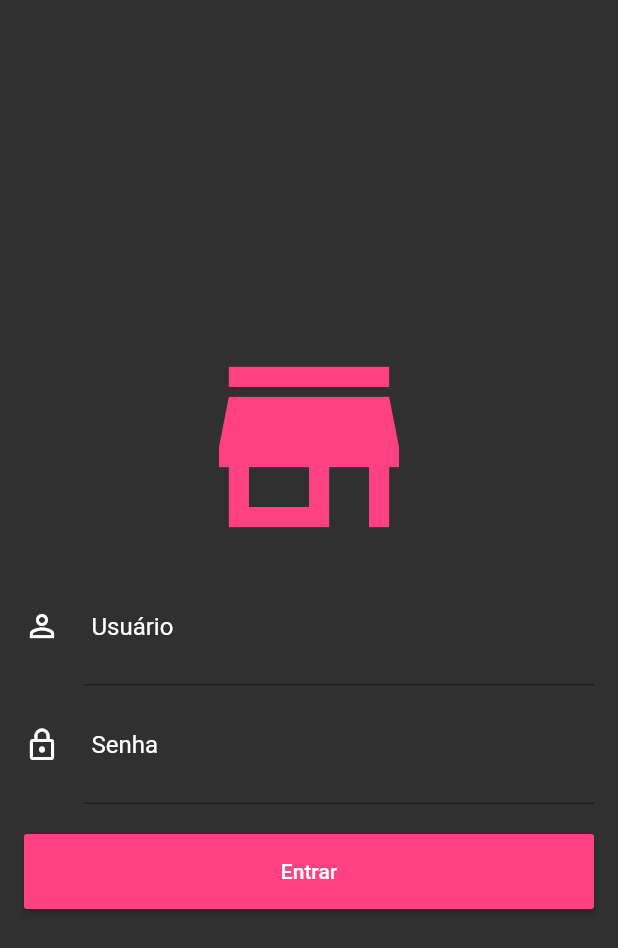
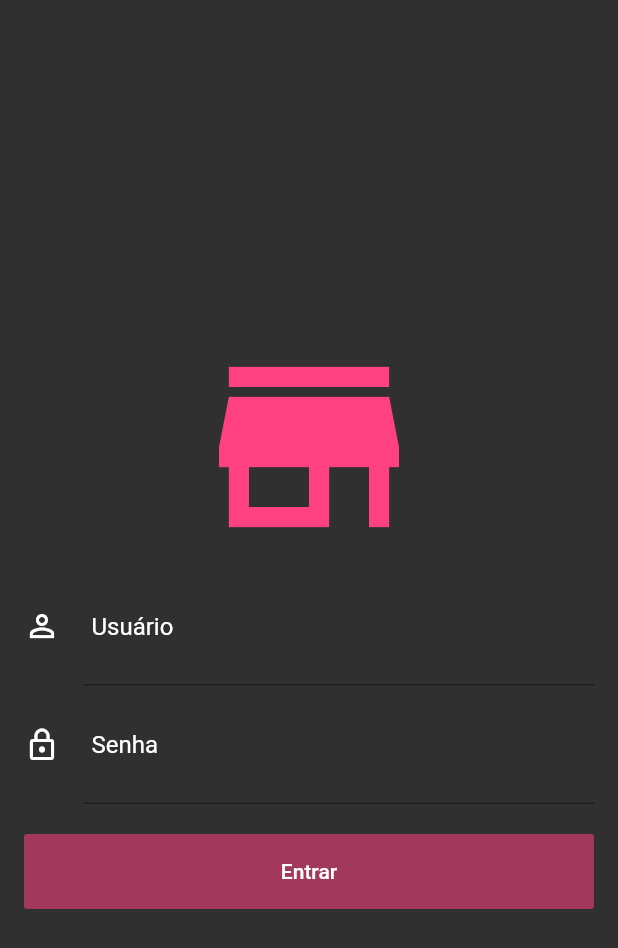
Before and after one commit to mateusFerrando/AndoridoFlutter, a Flutter app: the screen it shows after launch, on a phone screen of 412 x 824 dp. Shown: the top 948 px of the screen. Run offline on Flutter 3.47's test engine with Material 2 defaults, Android fonts, the phone set to English and light mode, and no system bars; our stand-ins replace carousel_pro, cloud_firestore, firebase_auth, firebase_storage, google_sign_in, image_picker and 5 more; missing offline and left inert: bloc_pattern, flutter_youtube; accounts and stored records are empty.

Commit message:
Implementada o BLOC e o validator do login

```diff
--- /dev/null
+++ b/loja_online/lib/blocs/login_bloc.dart
@@ -0,0 +1,27 @@
+import 'package:bloc_pattern/bloc_pattern.dart';
+import 'package:lojaonline/validators/login_validators.dart';
+import 'package:rxdart/rxdart.dart';
+
+class LoginBloc extends BlocBase with LoginValidators {
+  final _emailController = BehaviorSubject<String>();
+  final _passwordController = BehaviorSubject<String>();
+
+  Stream<String> get outEmail =>
+      _emailController.stream.transform(validateEmail);
+
+  Stream<String> get outPassword =>
+      _passwordController.stream.transform(validatePassword);
+
+  Stream<bool> get outSubmitValid =>
+      Observable.combineLatest2(outEmail, outPassword, (a, b) => true);
+
+  Function(String) get changeEmail => _emailController.sink.add;
+
+  Function(String) get changePassword => _passwordController.sink.add;
+
+  @override
+  void dispose() {
+    _emailController.close();
+    _passwordController.close();
+  }
+}
--- a/loja_online/lib/screens/login_screen.dart
+++ b/loja_online/lib/screens/login_screen.dart
@@ -1,4 +1,5 @@
 import 'package:flutter/material.dart';
+import 'package:lojaonline/blocs/login_bloc.dart';
 import 'package:lojaonline/widgets/input_field.dart';
 
 class LoginScreen extends StatefulWidget {
@@ -7,6 +8,8 @@ class LoginScreen extends StatefulWidget {
 }
 
 class _LoginScreenState extends State<LoginScreen> {
+  final _loginBloc = LoginBloc();
+
   @override
   Widget build(BuildContext context) {
     return Scaffold(
@@ -30,23 +33,33 @@ class _LoginScreenState extends State<LoginScreen> {
                       icon: Icons.person_outline,
                       hint: "Usuário",
                       obscure: false,
+                      stream: _loginBloc.outEmail,
+                      onChanged: _loginBloc.changeEmail,
                     ),
                     InputField(
                       icon: Icons.lock_outline,
                       hint: "Senha",
                       obscure: true,
+                      stream: _loginBloc.outPassword,
+                      onChanged: _loginBloc.changePassword,
                     ),
                     SizedBox(
                       height: 20,
                     ),
-                    SizedBox(
-                      height: 50,
-                      child: RaisedButton(
-                        color: Colors.pinkAccent,
-                        child: Text("Entrar"),
-                        textColor: Colors.white,
-                        onPressed: () {},
-                      ),
+                    StreamBuilder<bool>(
+                      stream: _loginBloc.outSubmitValid,
+                      builder: (context, snapshot) {
+                        return SizedBox(
+                            height: 50,
+                            child: RaisedButton(
+                              color: Colors.pinkAccent,
+                              child: Text("Entrar"),
+                              textColor: Colors.white,
+                              disabledColor: Colors.pinkAccent.withAlpha(140),
+                              disabledTextColor: Colors.white,
+                              onPressed: snapshot.hasData ? () {} : null,
+                            ));
+                      },
                     )
                   ],
                 ),
--- a/loja_online/lib/widgets/input_field.dart
+++ b/loja_online/lib/widgets/input_field.dart
@@ -4,12 +4,18 @@ class InputField extends StatelessWidget {
   final IconData icon;
   final String hint;
   final bool obscure;
+  final Stream<String> stream;
+  final Function(String) onChanged;
 
-  InputField({this.icon, this.hint, this.obscure});
+  InputField({this.icon, this.hint, this.obscure, this.stream, this.onChanged});
 
   @override
   Widget build(BuildContext context) {
+    return StreamBuilder<String>(
+      stream: stream,
+      builder: (context, snapshot) {
         return TextField(
+          onChanged: onChanged,
           decoration: InputDecoration(
               icon: Icon(
                 icon,
@@ -18,11 +24,14 @@ class InputField extends StatelessWidget {
               hintText: hint,
               contentPadding:
                   EdgeInsets.only(left: 5, right: 30, top: 30, bottom: 30),
+              errorText: snapshot.hasError ? snapshot.error:null,
               hintStyle: TextStyle(color: Colors.white),
               focusedBorder: UnderlineInputBorder(
                   borderSide: BorderSide(color: Colors.pinkAccent))),
           style: TextStyle(color: Colors.white),
           obscureText: obscure,
         );
+      },
+    );
   }
 }
--- a/loja_online/pubspec.yaml
+++ b/loja_online/pubspec.yaml
@@ -34,8 +34,8 @@ dependencies:
   image_picker: ^0.6.7+3
   image_cropper: ^1.2.3
   flutter_speed_dial: ^1.2.5
-  rxdart: ^0.24.1
-  bloc_pattern: ^2.5.1
+  rxdart: ^0.22.1
+  bloc_pattern: ^1.5.2
   shimmer: ^1.1.1
 
 dev_dependencies:
```
Also changed, not shown: loja_online/lib/validators/login_validators.dart (added, +21 -0 lines), loja_online/pubspec.lock. Lines whose indentation alone changed are shown as unchanged.
